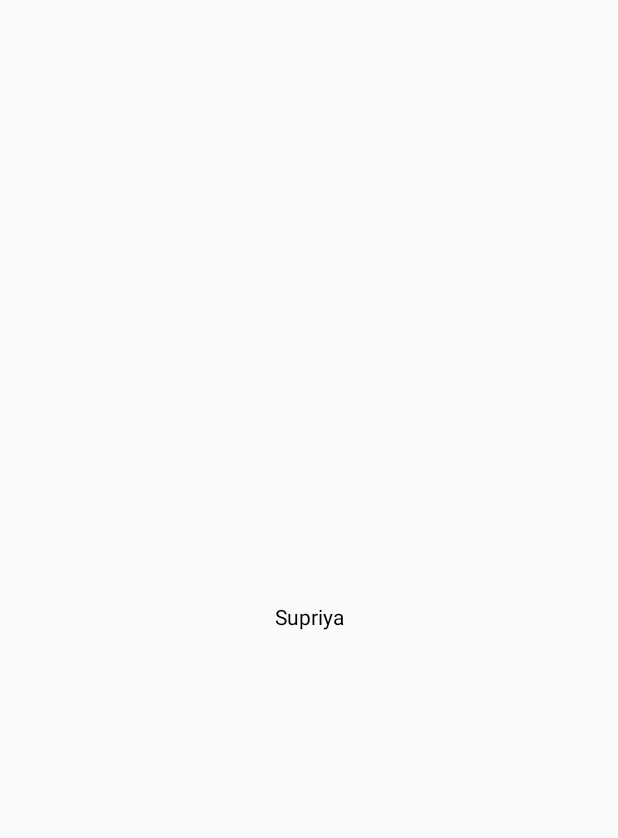
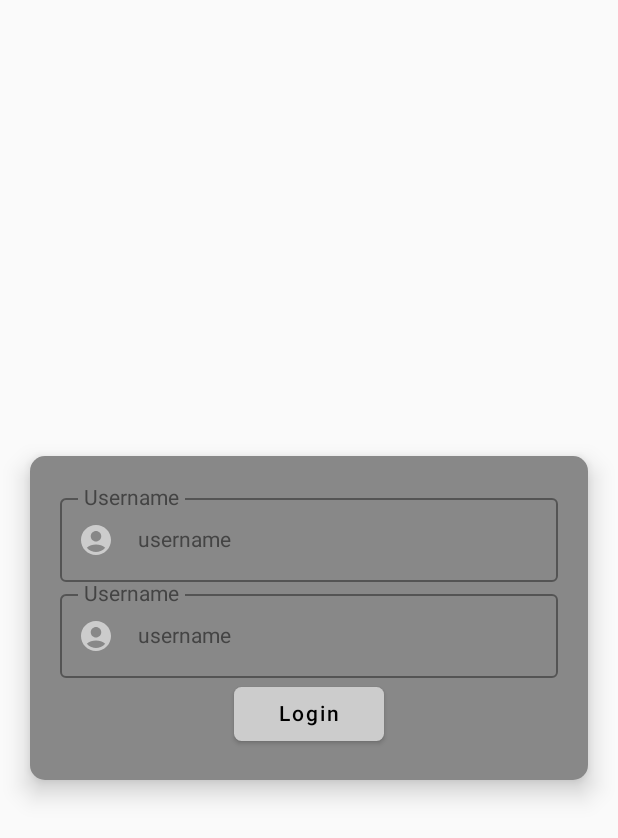
Before and after one commit to sup0808/NewsApp, an Android app built with Jetpack Compose: the screen it shows after launch (MainActivity), on a phone screen of 412 x 824 dp. Before the commit the part shown is almost empty. Shown: the top 838 px of the screen. Run offline under Robolectric (Android 15) with nearby library versions, the phone set to English and light mode, and no system bars.

Commit message:
Design Login screen -- TextField example

```diff
--- a/app/build.gradle
+++ b/app/build.gradle
@@ -55,6 +55,7 @@ dependencies {
     implementation "androidx.compose.ui:ui-tooling-preview:$compose_ui_version"
     implementation 'androidx.compose.material:material:1.2.0'
     implementation 'androidx.navigation:navigation-compose:2.7.7'
+    implementation 'androidx.compose.material3:material3-android:1.2.1'
     testImplementation 'junit:junit:4.13.2'
     androidTestImplementation 'androidx.test.ext:junit:1.1.5'
     androidTestImplementation 'androidx.test.espresso:espresso-core:3.5.1'
--- a/app/src/main/java/com/demo/newsapp/presentation/login/LoginScreen.kt
+++ b/app/src/main/java/com/demo/newsapp/presentation/login/LoginScreen.kt
@@ -1,18 +1,122 @@
+import androidx.compose.foundation.background
 import androidx.compose.foundation.layout.Arrangement
+import androidx.compose.foundation.layout.Box
 import androidx.compose.foundation.layout.Column
+import androidx.compose.foundation.layout.fillMaxHeight
 import androidx.compose.foundation.layout.fillMaxSize
+import androidx.compose.foundation.layout.fillMaxWidth
+import androidx.compose.foundation.layout.padding
+import androidx.compose.foundation.layout.width
+import androidx.compose.foundation.layout.wrapContentHeight
+import androidx.compose.foundation.layout.wrapContentWidth
+import androidx.compose.foundation.shape.RoundedCornerShape
+import androidx.compose.foundation.text.KeyboardActions
+import androidx.compose.foundation.text.KeyboardOptions
+import androidx.compose.material.Button
+import androidx.compose.material.ButtonDefaults
+import androidx.compose.material.Card
+import androidx.compose.material.Icon
+import androidx.compose.material.MaterialTheme
+import androidx.compose.material.OutlinedTextField
 import androidx.compose.material.Text
+import androidx.compose.material.TextField
+import androidx.compose.material.TextFieldDefaults
+import androidx.compose.material.icons.Icons
+import androidx.compose.material.icons.filled.AccountCircle
+import androidx.compose.material3.CardDefaults
+
+import androidx.compose.material3.TextFieldColors
 import androidx.compose.runtime.Composable
 import androidx.compose.ui.Alignment
 import androidx.compose.ui.Modifier
+import androidx.compose.ui.graphics.Color
+import androidx.compose.ui.layout.Placeable
+import androidx.compose.ui.text.TextStyle
+import androidx.compose.ui.text.input.ImeAction
+import androidx.compose.ui.text.input.KeyboardType
+import androidx.compose.ui.text.input.VisualTransformation
+import androidx.compose.ui.unit.dp
 import androidx.navigation.NavHostController
 
 
 @Composable
 fun LoginScreen(navController: NavHostController) {
-   Column(modifier = Modifier.fillMaxSize(),
-       verticalArrangement = Arrangement.Center,
-       horizontalAlignment = Alignment.CenterHorizontally) {
-       Text(text ="Supriya")
-   }
+
+    Box(
+        modifier = Modifier.fillMaxSize(), contentAlignment = Alignment.Center
+    ) {
+
+        Card(
+            shape = RoundedCornerShape(10.dp),
+            elevation = 10.dp,
+
+            backgroundColor = Color.Gray,
+            modifier = Modifier
+                .wrapContentWidth()
+                .wrapContentHeight()
+                .padding(20.dp)
+        ) {
+            Column(
+                modifier = Modifier
+                    .wrapContentWidth()
+                    .wrapContentHeight()
+                    .padding(20.dp),
+                verticalArrangement = Arrangement.Center,
+                horizontalAlignment = Alignment.CenterHorizontally
+            ) {
+                UserNameField(
+                    value = "username", onChange = { }, modifier = Modifier.fillMaxWidth()
+                )
+                UserNameField(
+                    value = "username", onChange = { }, modifier = Modifier.fillMaxWidth()
+                )
+
+                Button(onClick = {}, modifier = Modifier
+                    .wrapContentWidth()
+                    .width(100.dp), shape = RoundedCornerShape(5.dp), colors = ButtonDefaults.buttonColors(backgroundColor = Color.LightGray)) {
+                    Text(text = "Login")
+                }
+
+            }
+
+        }
+    }
 }
+
+
+@Composable
+fun UserNameField(
+    value: String,
+    onChange: (String) -> Unit,
+    modifier: Modifier = Modifier,
+    label: String = "Username",
+    placeholder: String = "Enter the username"
+) {
+    val leadingIcon = @Composable {
+        Icon(
+            Icons.Default.AccountCircle, contentDescription = "", tint = Color.LightGray
+        )
+    }
+
+    OutlinedTextField(
+        value = value,
+        onValueChange = onChange,
+        modifier = modifier,
+        leadingIcon = leadingIcon,
+        keyboardOptions = KeyboardOptions(
+            imeAction = ImeAction.Next, keyboardType = KeyboardType.Text
+        ),
+        /* keyboardActions = KeyboardActions(
+             onNext = { focusManager.moveFocus(FocusDirection.Down) }
+         ),*/
+        placeholder = { Text(placeholder, style = TextStyle(color = Color.LightGray)) },
+        label = { Text(label, style = TextStyle(color = Color.DarkGray)) },
+
+        singleLine = true,
+        visualTransformation = VisualTransformation.None,
+        colors = TextFieldDefaults.outlinedTextFieldColors(
+            focusedBorderColor = Color.DarkGray, textColor = Color.DarkGray
+        ),
+    )
+
+}
```
